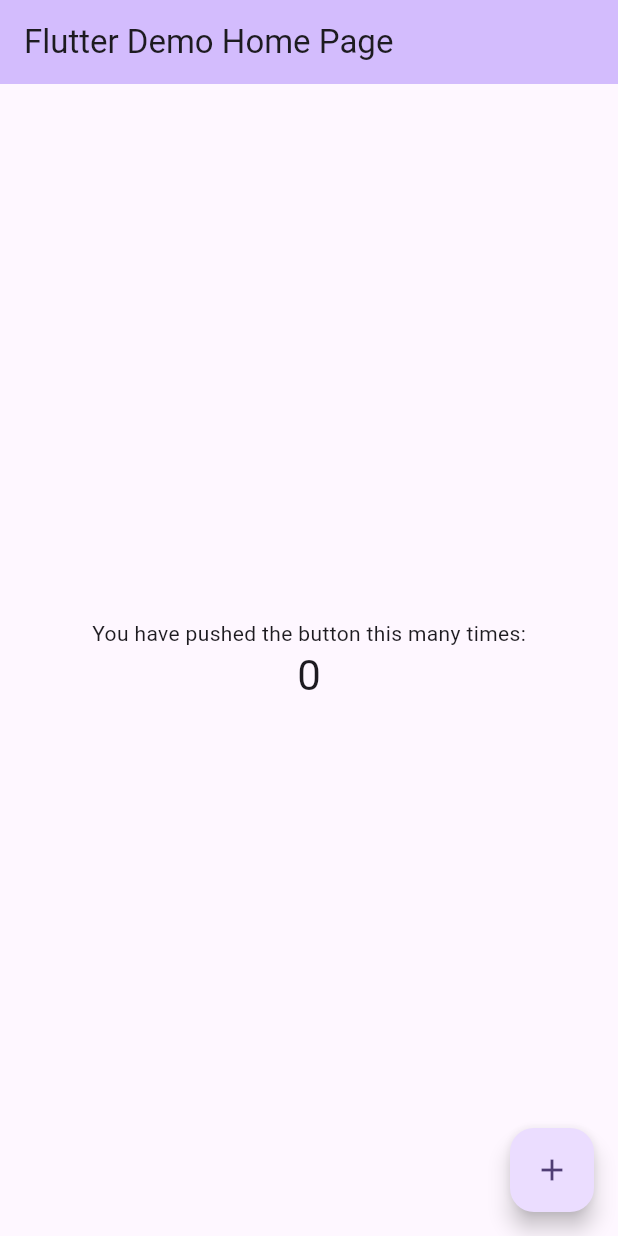
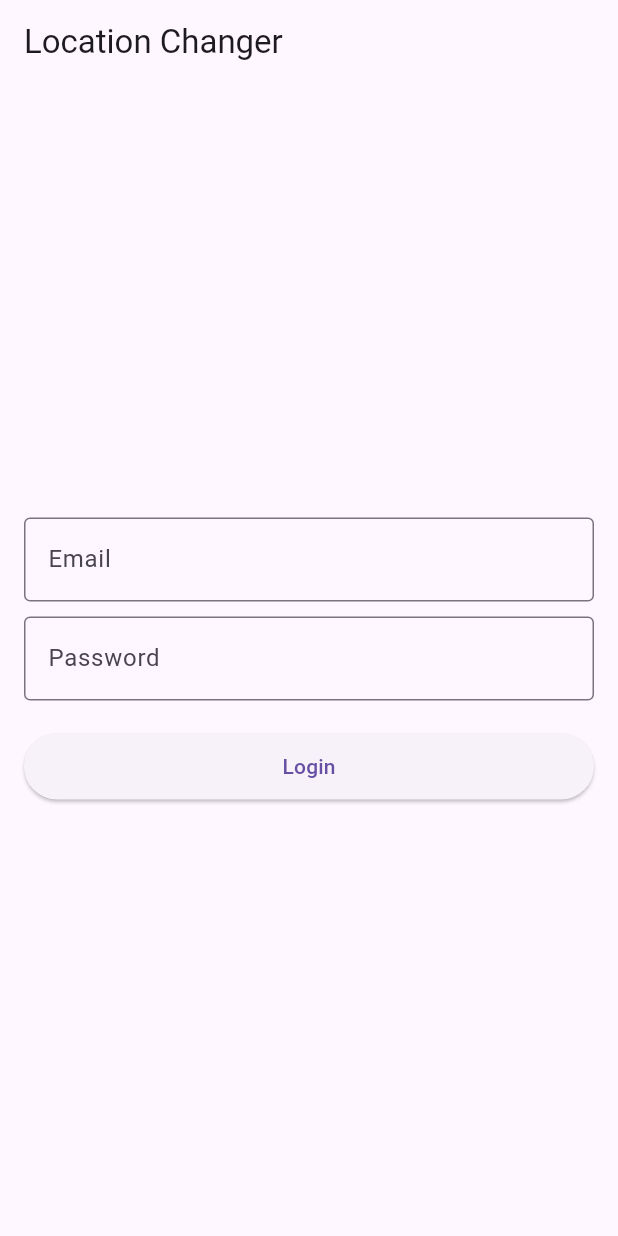
Before and after one commit to newtsarthur/flutter-desafio-tela-de-login, a Flutter app: the screen it shows after launch, on a phone screen of 412 x 824 dp. Run offline on Flutter 3.47's test engine with Material 3 defaults, Android fonts, the phone set to English and light mode, and no system bars.

Commit message:
Tela de login básica

```diff
--- /dev/null
+++ b/desafioflutter/lib/login.dart
@@ -0,0 +1,45 @@
+import 'package:flutter/material.dart';
+
+class LoginPage extends StatelessWidget {
+  const LoginPage({super.key});
+
+  @override
+  Widget build(BuildContext context) {
+    return Scaffold(
+      appBar: AppBar(title: const Text("Location Changer")),
+      body: Padding(
+        padding: const EdgeInsets.all(16.0),
+        child: Column(
+          mainAxisAlignment: MainAxisAlignment.center,
+          crossAxisAlignment: CrossAxisAlignment.stretch,
+          children: [
+            TextField(
+              decoration: const InputDecoration(
+                labelText: "Email",
+                border: OutlineInputBorder(),
+              ),
+            ),
+            const SizedBox(height: 10),
+            TextField(
+              obscureText: true,
+              decoration: const InputDecoration(
+                labelText: "Password",
+                border: OutlineInputBorder(),
+              ),
+            ),
+            const SizedBox(height: 20),
+            ElevatedButton(
+              onPressed: () {
+
+              },
+              style: ElevatedButton.styleFrom(
+                padding: const EdgeInsets.symmetric(vertical: 12),
+
+              ), child: const Text("Login"),
+            ),
+          ],
+        ),
+      ),
+    );
+  }
+}
--- a/desafioflutter/lib/main.dart
+++ b/desafioflutter/lib/main.dart
@@ -1,4 +1,5 @@
 import 'package:flutter/material.dart';
+import 'login.dart';
 
 void main() {
   runApp(const MyApp());
@@ -7,48 +8,21 @@
 class MyApp extends StatelessWidget {
   const MyApp({super.key});
 
-  // This widget is the root of your application.
   @override
   Widget build(BuildContext context) {
     return MaterialApp(
+      debugShowCheckedModeBanner: false,
       title: 'Flutter Demo',
       theme: ThemeData(
-        // This is the theme of your application.
-        //
-        // TRY THIS: Try running your application with "flutter run". You'll see
-        // the application has a purple toolbar. Then, without quitting the app,
-        // try changing the seedColor in the colorScheme below to Colors.green
-        // and then invoke "hot reload" (save your changes or press the "hot
-        // reload" button in a Flutter-supported IDE, or press "r" if you used
-        // the command line to start the app).
-        //
-        // Notice that the counter didn't reset back to zero; the application
-        // state is not lost during the reload. To reset the state, use hot
-        // restart instead.
-        //
-        // This works for code too, not just values: Most code changes can be
-        // tested with just a hot reload.
-        colorScheme: ColorScheme.fromSeed(seedColor: Colors.deepPurple),
-        useMaterial3: true,
+        primarySwatch: Colors.blue,
       ),
-      home: const MyHomePage(title: 'Flutter Demo Home Page'),
+      home: LoginPage(),
     );
   }
 }
 
 class MyHomePage extends StatefulWidget {
-  const MyHomePage({super.key, required this.title});
-
-  // This widget is the home page of your application. It is stateful, meaning
-  // that it has a State object (defined below) that contains fields that affect
-  // how it looks.
-
-  // This class is the configuration for the state. It holds the values (in this
-  // case the title) provided by the parent (in this case the App widget) and
-  // used by the build method of the State. Fields in a Widget subclass are
-  // always marked "final".
-
-  final String title;
+  const MyHomePage({super.key});
 
   @override
   State<MyHomePage> createState() => _MyHomePageState();
@@ -59,50 +33,18 @@
 
   void _incrementCounter() {
     setState(() {
-      // This call to setState tells the Flutter framework that something has
-      // changed in this State, which causes it to rerun the build method below
-      // so that the display can reflect the updated values. If we changed
-      // _counter without calling setState(), then the build method would not be
-      // called again, and so nothing would appear to happen.
       _counter++;
     });
   }
 
   @override
   Widget build(BuildContext context) {
-    // This method is rerun every time setState is called, for instance as done
-    // by the _incrementCounter method above.
-    //
-    // The Flutter framework has been optimized to make rerunning build methods
-    // fast, so that you can just rebuild anything that needs updating rather
-    // than having to individually change instances of widgets.
     return Scaffold(
       appBar: AppBar(
-        // TRY THIS: Try changing the color here to a specific color (to
-        // Colors.amber, perhaps?) and trigger a hot reload to see the AppBar
-        // change color while the other colors stay the same.
-        backgroundColor: Theme.of(context).colorScheme.inversePrimary,
-        // Here we take the value from the MyHomePage object that was created by
-        // the App.build method, and use it to set our appbar title.
-        title: Text(widget.title),
+        title: const Text('Flutter Demo Home Page'),
       ),
       body: Center(
-        // Center is a layout widget. It takes a single child and positions it
-        // in the middle of the parent.
         child: Column(
-          // Column is also a layout widget. It takes a list of children and
-          // arranges them vertically. By default, it sizes itself to fit its
-          // children horizontally, and tries to be as tall as its parent.
-          //
-          // Column has various properties to control how it sizes itself and
-          // how it positions its children. Here we use mainAxisAlignment to
-          // center the children vertically; the main axis here is the vertical
-          // axis because Columns are vertical (the cross axis would be
-          // horizontal).
-          //
-          // TRY THIS: Invoke "debug painting" (choose the "Toggle Debug Paint"
-          // action in the IDE, or press "p" in the console), to see the
-          // wireframe for each widget.
           mainAxisAlignment: MainAxisAlignment.center,
           children: <Widget>[
             const Text(
@@ -119,7 +61,7 @@
         onPressed: _incrementCounter,
         tooltip: 'Increment',
         child: const Icon(Icons.add),
-      ), // This trailing comma makes auto-formatting nicer for build methods.
+      ),
     );
   }
 }
```
